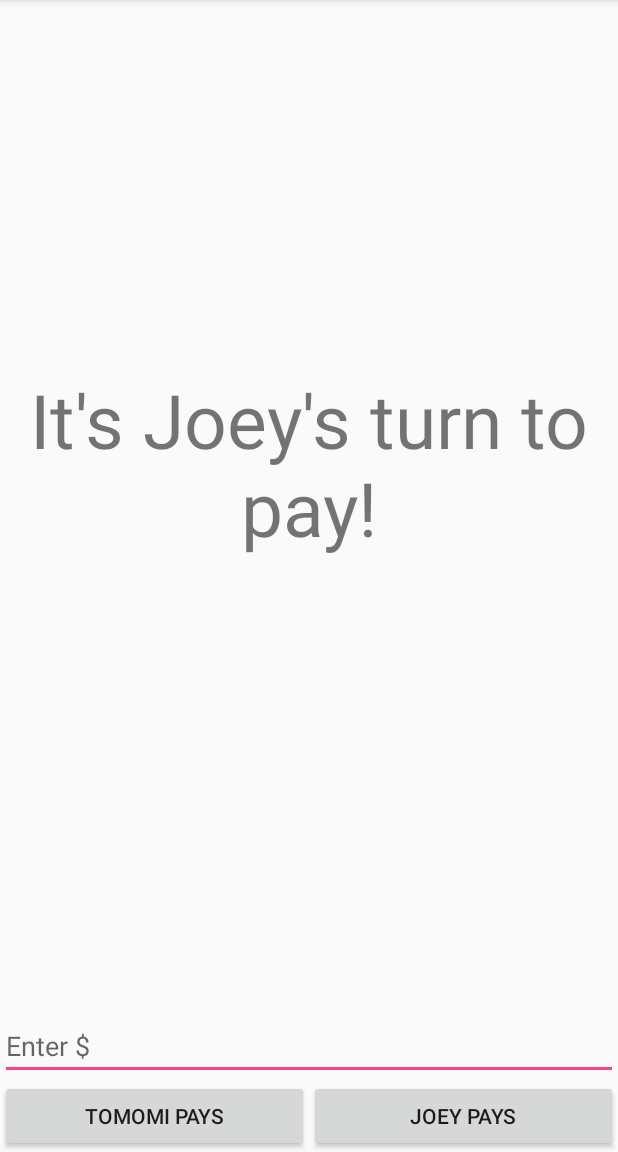
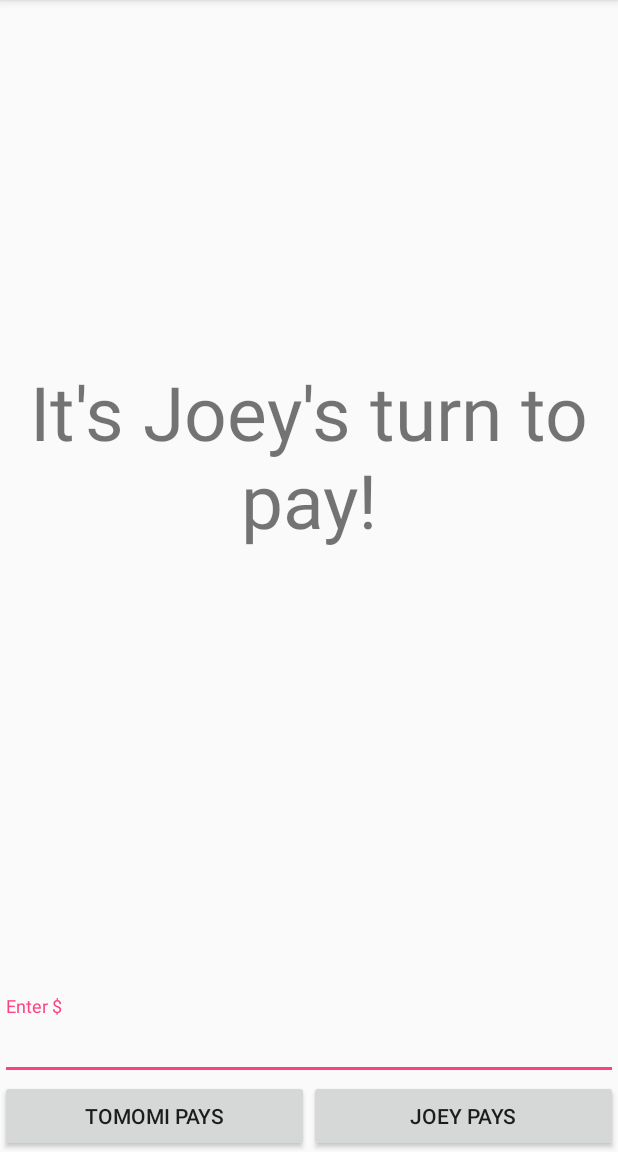
Before and after one commit to badzapcat/WhoseTurn, an Android app: the screen it shows after launch (CheckActivity), on a phone screen of 412 x 824 dp, the part 84-1236 px from its top. Run offline under Robolectric (Android 15) with nearby library versions, the phone set to English and light mode, and no system bars.

Commit message:
fixed issues with edittext

```diff
--- a/app/src/main/AndroidManifest.xml
+++ b/app/src/main/AndroidManifest.xml
@@ -11,7 +11,8 @@
         <activity
             android:name=".CheckActivity"
             android:label="@string/app_name"
-            android:theme="@style/AppTheme.NoActionBar">
+            android:theme="@style/AppTheme.NoActionBar"
+            android:windowSoftInputMode="adjustResize">
             <intent-filter>
                 <action android:name="android.intent.action.MAIN" />
 
--- a/app/src/main/java/jmoghadam/whoseturn/AddMoneyFragment.java
+++ b/app/src/main/java/jmoghadam/whoseturn/AddMoneyFragment.java
@@ -7,11 +7,6 @@ import android.support.v4.app.Fragment;
 import android.view.LayoutInflater;
 import android.view.View;
 import android.view.ViewGroup;
-import android.widget.EditText;
-import android.widget.Toast;
-
-import java.text.DecimalFormat;
-
 
 /**
  * A simple {@link Fragment} subclass.
@@ -22,14 +17,6 @@ import java.text.DecimalFormat;
  * create an instance of this fragment.
  */
 public class AddMoneyFragment extends Fragment {
-    // TODO: Rename parameter arguments, choose names that match
-    // the fragment initialization parameters, e.g. ARG_ITEM_NUMBER
-    private static final String ARG_PARAM1 = "param1";
-    private static final String ARG_PARAM2 = "param2";
-
-    // TODO: Rename and change types of parameters
-    private String mParam1;
-    private String mParam2;
 
     private OnFragmentInteractionListener mListener;
 
@@ -39,18 +26,12 @@ public class AddMoneyFragment extends Fragment {
 
     /**
      * Use this factory method to create a new instance of
-     * this fragment using the provided parameters.
-     *
-     * @param param1 Parameter 1.
-     * @param param2 Parameter 2.
+     * this fragment.
      * @return A new instance of fragment AddMoneyFragment.
      */
-    // TODO: Rename and change types and number of parameters
-    public static AddMoneyFragment newInstance(String param1, String param2) {
+    public static AddMoneyFragment newInstance() {
         AddMoneyFragment fragment = new AddMoneyFragment();
         Bundle args = new Bundle();
-        args.putString(ARG_PARAM1, param1);
-        args.putString(ARG_PARAM2, param2);
         fragment.setArguments(args);
         return fragment;
     }
@@ -59,8 +40,6 @@ public class AddMoneyFragment extends Fragment {
     public void onCreate(Bundle savedInstanceState) {
         super.onCreate(savedInstanceState);
         if (getArguments() != null) {
-            mParam1 = getArguments().getString(ARG_PARAM1);
-            mParam2 = getArguments().getString(ARG_PARAM2);
         }
     }
 
@@ -71,7 +50,6 @@ public class AddMoneyFragment extends Fragment {
         return inflater.inflate(R.layout.fragment_add_money, container, false);
     }
 
-    // TODO: Rename method, update argument and hook method into UI event
     public void onButtonPressed(Uri uri) {
         if (mListener != null) {
             mListener.onFragmentInteraction(uri);
@@ -106,7 +84,6 @@ public class AddMoneyFragment extends Fragment {
      * >Communicating with Other Fragments</a> for more information.
      */
     public interface OnFragmentInteractionListener {
-        // TODO: Update argument type and name
         void onFragmentInteraction(Uri uri);
     }
 }
--- a/app/src/main/res/layout/fragment_add_money.xml
+++ b/app/src/main/res/layout/fragment_add_money.xml
@@ -10,11 +10,19 @@
         android:layout_height="match_parent"
         android:orientation="vertical">
 
-        <EditText
-            android:id="@+id/add_money_input"
+        <android.support.design.widget.TextInputLayout
+            android:id="@+id/add_money_input_layout"
             android:layout_width="match_parent"
-            android:layout_height="wrap_content"
-            android:hint="@string/add_money_input" />
+            android:layout_height="wrap_content">
+
+            <EditText
+                android:id="@+id/add_money_input"
+                android:layout_width="match_parent"
+                android:layout_height="wrap_content"
+                android:inputType="numberDecimal"
+                android:hint="@string/add_money_input" />
+
+        </android.support.design.widget.TextInputLayout>
 
         <LinearLayout xmlns:android="http://schemas.android.com/apk/res/android"
             xmlns:tools="http://schemas.android.com/tools"
```
Also changed, not shown: app/src/main/java/jmoghadam/whoseturn/CheckActivity.java (+5 -5 lines), 1 other file.
